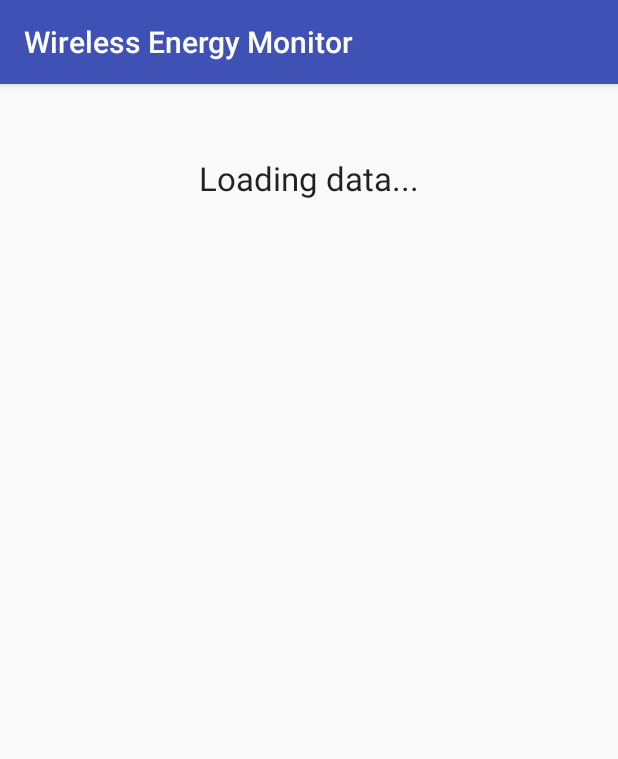
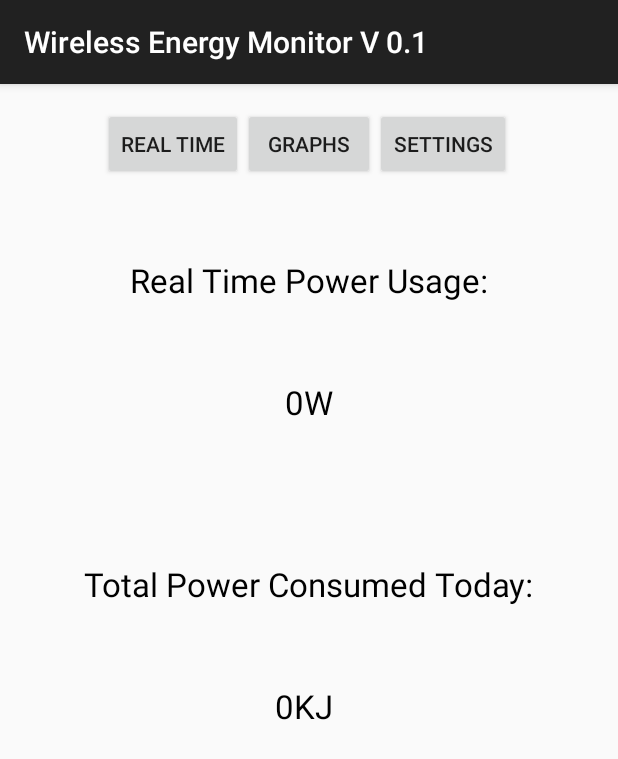
Before and after one commit to nz-Mark-Y/EnergyMonitor, an Android app: the screen it shows after launch (MainActivity), on a phone screen of 412 x 824 dp. Shown: the top 759 px of the screen. Run offline under Robolectric (Android 15) with nearby library versions, the phone set to English and light mode, and no system bars; our stand-ins replace Firebase (no records; nobody signed in at launch, a user with empty details on screens opened directly).

Commit message:
Start of the basic UI.

```diff
--- a/app/src/main/AndroidManifest.xml
+++ b/app/src/main/AndroidManifest.xml
@@ -7,7 +7,7 @@
         android:icon="@mipmap/ic_launcher"
         android:label="@string/app_name"
         android:supportsRtl="true"
-        android:theme="@style/AppTheme">
+        android:theme="@style/Theme.AppCompat.DayNight.DarkActionBar">
         <activity android:name=".MainActivity">
             <intent-filter>
                 <action android:name="android.intent.action.MAIN" />
--- a/app/src/main/java/electeng209/energymonitor/MainActivity.java
+++ b/app/src/main/java/electeng209/energymonitor/MainActivity.java
@@ -3,6 +3,7 @@ package electeng209.energymonitor;
 import android.support.v7.app.AppCompatActivity;
 import android.os.Bundle;
 import android.util.Log;
+import android.view.Window;
 import android.widget.TextView;
 
 import com.google.firebase.database.DataSnapshot;
--- a/app/src/main/res/layout/activity_main.xml
+++ b/app/src/main/res/layout/activity_main.xml
@@ -15,8 +15,79 @@
         android:textAppearance="?android:attr/textAppearanceLarge"
         android:text="@string/loading_data"
         android:id="@+id/textView"
-        android:layout_marginTop="32dp"
+        android:layout_alignParentTop="true"
+        android:layout_centerHorizontal="true"
+        android:visibility="gone" />
+
+    <TextView
+        android:layout_width="wrap_content"
+        android:layout_height="wrap_content"
+        android:id="@+id/RealPower"
+        android:layout_marginTop="100dp"
+        android:text="@string/RealPower"
+        android:textSize="22sp"
+        android:textColor="#000000"
+        android:layout_below="@+id/textView"
+        android:layout_centerHorizontal="true" />
+
+    <TextView
+        android:layout_width="wrap_content"
+        android:layout_height="wrap_content"
+        android:text="@string/powerDisplayed"
+        android:id="@+id/powerDisplayed"
+        android:layout_marginTop="52dp"
+        android:textColor="#000000"
+        android:textSize="22sp"
+        android:layout_below="@+id/RealPower"
+        android:layout_centerHorizontal="true" />
+
+    <TextView
+        android:layout_width="wrap_content"
+        android:layout_height="wrap_content"
+        android:text="@string/totalPower"
+        android:id="@+id/totalPower"
+        android:textColor="#000000"
+        android:textSize="22sp"
+        android:layout_marginTop="92dp"
+        android:layout_below="@+id/powerDisplayed"
+        android:layout_centerHorizontal="true" />
+
+    <TextView
+        android:layout_width="wrap_content"
+        android:layout_height="wrap_content"
+        android:text="@string/totalPowerDisplayed"
+        android:id="@+id/totalPowerDisplayed"
+        android:textSize="22sp"
+        android:textColor="#000000"
+        android:layout_marginTop="52dp"
+        android:layout_below="@+id/totalPower"
+        android:layout_alignRight="@+id/powerDisplayed"
+        android:layout_alignEnd="@+id/powerDisplayed" />
+
+    <Button
+        android:layout_width="wrap_content"
+        android:layout_height="wrap_content"
+        android:text="@string/graphs"
+        android:id="@+id/graphButton"
         android:layout_alignParentTop="true"
         android:layout_centerHorizontal="true" />
 
+    <Button
+        android:layout_width="wrap_content"
+        android:layout_height="wrap_content"
+        android:text="@string/real_time"
+        android:id="@+id/button"
+        android:layout_alignParentTop="true"
+        android:layout_toLeftOf="@+id/graphButton"
+        android:layout_toStartOf="@+id/graphButton" />
+
+    <Button
+        android:layout_width="wrap_content"
+        android:layout_height="wrap_content"
+        android:text="@string/settings"
+        android:id="@+id/settingsButton"
+        android:layout_alignTop="@+id/graphButton"
+        android:layout_toRightOf="@+id/graphButton"
+        android:layout_toEndOf="@+id/graphButton" />
+
 </RelativeLayout>
--- a/app/src/main/res/values/strings.xml
+++ b/app/src/main/res/values/strings.xml
@@ -1,4 +1,11 @@
 <resources>
-    <string name="app_name">Wireless Energy Monitor</string>
+    <string name="app_name">Wireless Energy Monitor V 0.1</string>
     <string name="loading_data">Loading data...</string>
+    <string name="RealPower">Real Time Power Usage:</string>
+    <string name="powerDisplayed">0W</string>
+    <string name="totalPower">Total Power Consumed Today:</string>
+    <string name="totalPowerDisplayed">0KJ</string>
+    <string name="graphs">Graphs</string>
+    <string name="settings">Settings</string>
+    <string name="real_time">Real Time</string>
 </resources>
--- a/app/src/main/res/values/styles.xml
+++ b/app/src/main/res/values/styles.xml
@@ -3,9 +3,9 @@
     <!-- Base application theme. -->
     <style name="AppTheme" parent="Theme.AppCompat.Light.DarkActionBar">
         <!-- Customize your theme here. -->
-        <item name="colorPrimary">@color/colorPrimary</item>
+        <!--<item name="colorPrimary">@color/colorPrimary</item>
         <item name="colorPrimaryDark">@color/colorPrimaryDark</item>
-        <item name="colorAccent">@color/colorAccent</item>
+        <item name="colorAccent">@color/colorAccent</item>-->
     </style>
 
 </resources>
```
